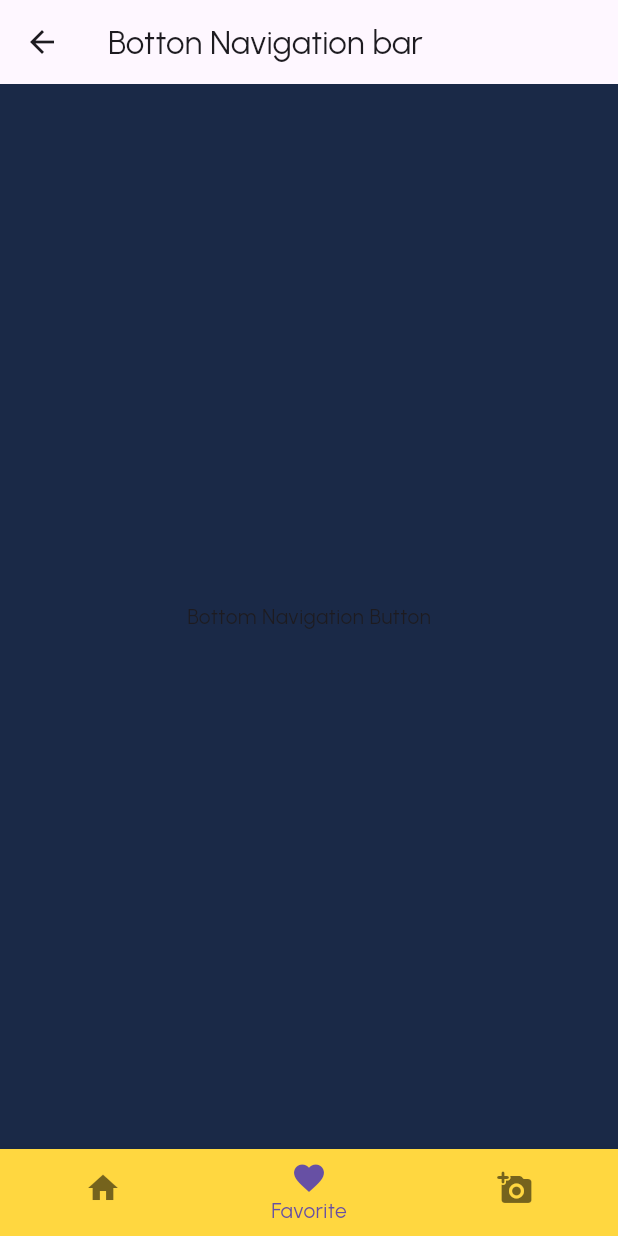
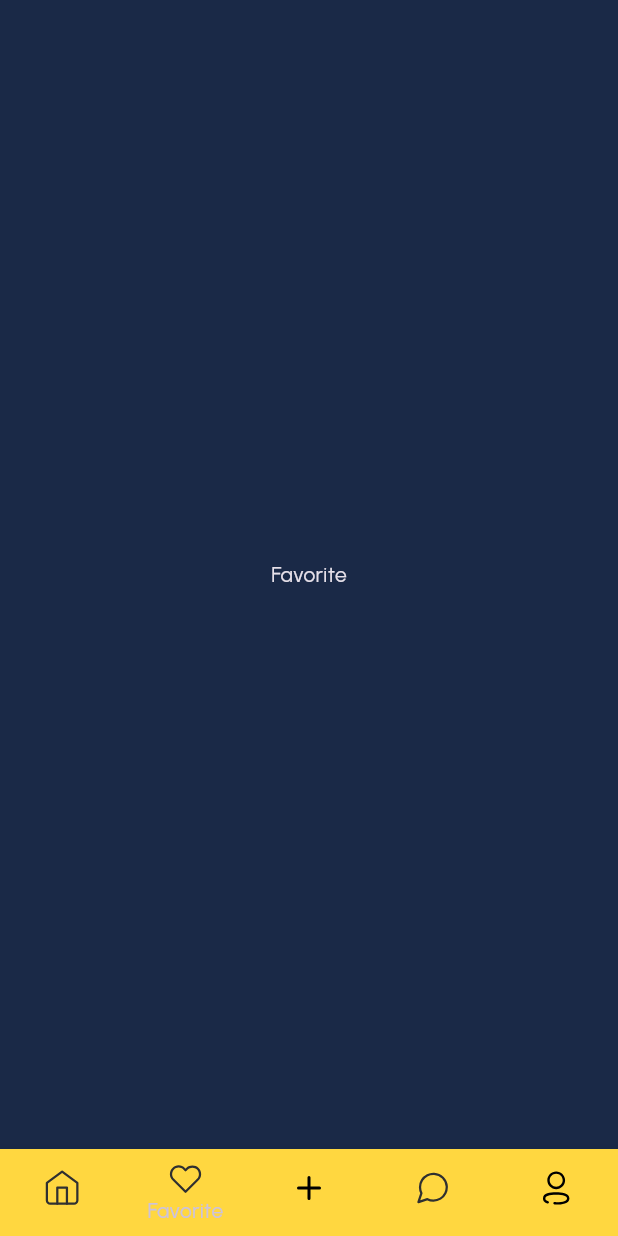
Before and after one commit to KHALEDKHLYAN/Flutter_Messaging-App, a Flutter app: the MainPage screen opened by its route, item 2 of the bottom bar chosen, on a phone screen of 412 x 824 dp. Run offline on Flutter 3.47's test engine with Material 3 defaults, Android fonts, the phone set to English and light mode, and no system bars; our stand-ins replace flutter_svg.

```diff
--- a/lib/main.dart
+++ b/lib/main.dart
@@ -23,6 +23,7 @@ class MyApp extends StatelessWidget {
       theme:  ThemeData(
         fontFamily: "Urbanist",
         scaffoldBackgroundColor: AppColors.background,
+        brightness: Brightness.dark,
       ),
       initialRoute: '/',
       routes: {
--- a/lib/pages/main_page.dart
+++ b/lib/pages/main_page.dart
@@ -1,6 +1,8 @@
 // ignore_for_file: prefer_const_constructors, prefer_const_literals_to_create_immutables
 
+import 'package:blog_app/pages/home_page.dart';
 import 'package:flutter/material.dart';
+import 'package:flutter_svg/svg.dart';
 
 class MainPage extends StatefulWidget {
   const MainPage({super.key});
@@ -14,34 +16,48 @@ class _MainPageState extends State<MainPage> {
   @override
   Widget build(BuildContext context) {
     return Scaffold(
-      appBar: AppBar(
-        title: Text('Botton Navigation bar'),
-      ),
-      body: Center(
-        child: Text('Bottom Navigation Button'),
-      ),
+      body: pages[currentIndex],
       bottomNavigationBar: BottomNavigationBar(
         items: [
-          BottomNavigationBarItem(icon: Icon(Icons.home),
-          label: 'Home',
+          BottomNavigationBarItem(
+            icon: SvgPicture.asset('assets/svg/ic_home.svg'),
+            label: 'Home',
           ),
-          BottomNavigationBarItem(icon: Icon(Icons.favorite_sharp),
-          label: 'Favorite',
+          BottomNavigationBarItem(
+            icon: SvgPicture.asset('assets/svg/ic_favorite.svg'),
+            label: 'Favorite',
           ),
-          BottomNavigationBarItem(icon: Icon(Icons.add_a_photo_rounded),
-          label: 'add',
+          BottomNavigationBarItem(
+            icon: SvgPicture.asset('assets/svg/ic_add.svg'),
+            label: 'add',
+          ),
+          BottomNavigationBarItem(
+            icon: SvgPicture.asset('assets/svg/ic_messages.svg'),
+            label: 'message',
+          ),
+          BottomNavigationBarItem(
+            icon: SvgPicture.asset('assets/svg/ic_user.svg'),
+            label: 'user',
           ),
         ],
         currentIndex: currentIndex,
-        onTap: (index){
-          setState((){
+        onTap: (index) {
+          setState(() {
             currentIndex = index;
           });
         },
+        type: BottomNavigationBarType.fixed,
         showSelectedLabels: true,
         showUnselectedLabels: false,
         backgroundColor: Colors.amberAccent,
       ),
     );
   }
+  final pages = [
+    HomePage(),
+    Center( child: Text('Favorite'),),
+    Center( child: Text('add'),),
+    Center( child: Text('message'),),
+    Center( child: Text('user'),),
+  ];
 }
--- a/pubspec.yaml
+++ b/pubspec.yaml
@@ -63,6 +63,7 @@ flutter:
   assets:
     - assets/images/
     - assets/temp/
+    - assets/svg/
 
 
   #   - images/a_dot_ham.jpeg
```
